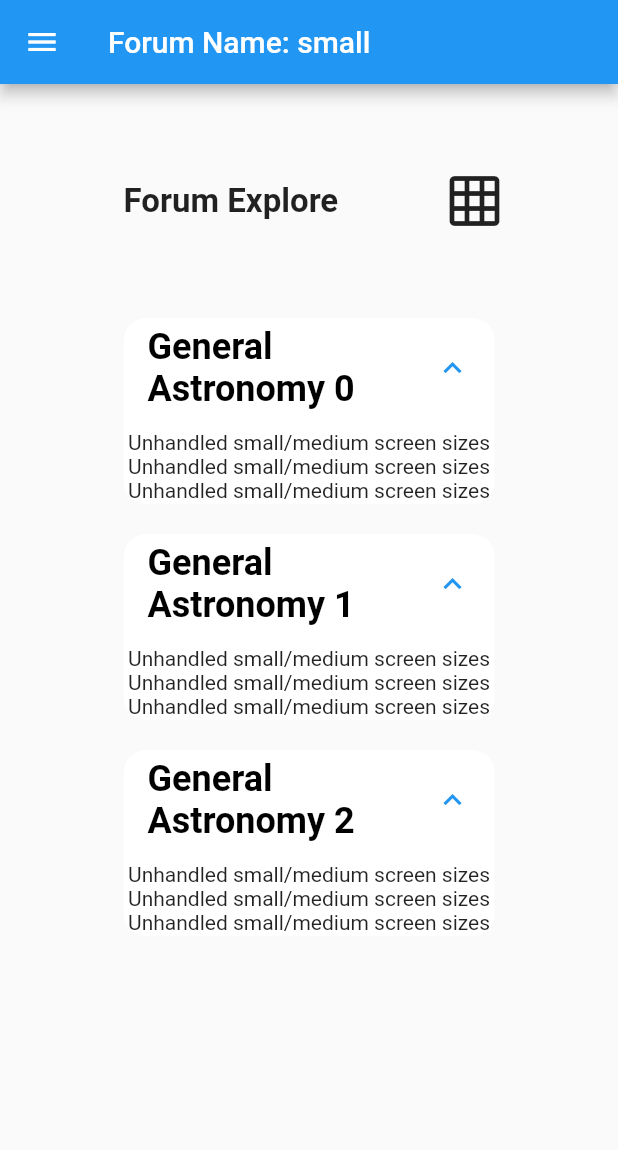
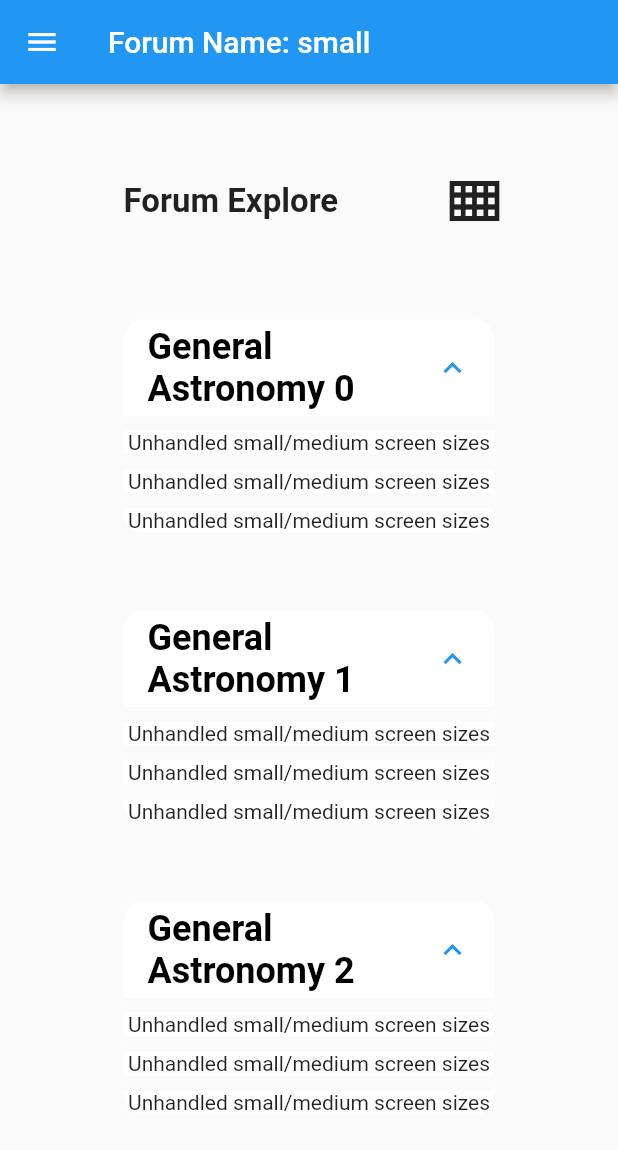
Before and after one commit to fatduckling/a-modern-forum-ui, a Flutter app: the screen it shows after launch, on a phone screen of 412 x 824 dp. Shown: the top 1150 px of the screen. Run offline on Flutter 3.47's test engine with Material 2 defaults, Android fonts, the phone set to English and light mode, and no system bars; missing offline and left inert: flutter_portal, outline_search_bar.

Commit message:
Updated explore page

```diff
--- a/lib/routes/explore.dart
+++ b/lib/routes/explore.dart
@@ -1,14 +1,23 @@
-import 'package:a_modern_forum_project/widgets/collapsed_subforum/responsive_collapsed_subforum.dart';
+import 'package:a_modern_forum_project/widgets/compact_subforum/responsive_compact_subforum.dart';
+import 'package:a_modern_forum_project/widgets/expanded_subforum/responsive_expanded_subforum.dart';
 import 'package:a_modern_forum_project/widgets/scaffold/main_scaffold.dart';
 import 'package:a_modern_forum_project/widgets/text/h1.dart';
 import 'package:flutter/material.dart';
-import 'package:flutter/painting.dart';
 
-class ExploreRoute extends StatelessWidget {
+class ExploreRoute extends StatefulWidget {
   const ExploreRoute({Key? key}) : super(key: key);
 
   @override
+  _ExploreRoute createState() => _ExploreRoute();
+}
+
+class _ExploreRoute extends State<ExploreRoute> {
+  /// Whether to show the compact view or the expanded view
+  bool _isCompact = false;
+
+  @override
   Widget build(BuildContext context) {
+    final ThemeData themeData = ThemeData();
     return MainScaffold(
         child: Column(mainAxisAlignment: MainAxisAlignment.start, children: [
       const SizedBox(
@@ -26,8 +35,14 @@ class ExploreRoute extends StatelessWidget {
                     alignment: Alignment.centerRight,
                     child: IconButton(
                       iconSize: 40,
-                  icon: const Icon(Icons.grid_on),
-                  onPressed: () {},
+                  icon: Icon(_isCompact
+                      ? Icons.view_comfortable_outlined
+                      : Icons.view_compact_outlined),
+                  onPressed: () {
+                    setState(() {
+                      _isCompact = !_isCompact;
+                    });
+                  },
                 ),
                   )),
               const Spacer(
@@ -36,7 +51,7 @@ class ExploreRoute extends StatelessWidget {
             ],
           ),
           const SizedBox(
-        height: 30,
+            height: 40,
       ),
           Row(
             children: [
@@ -51,22 +66,28 @@ class ExploreRoute extends StatelessWidget {
                       physics: const NeverScrollableScrollPhysics(),
                       itemCount: 3,
                       itemBuilder: (context, index) {
-                    return Column(children: [
+                    return Column(
+                      children: [
                         const SizedBox(
-                        height: 20,
+                          height: 10,
                         ),
                         Card(
+                          color: Colors.white,
                           elevation: 0,
                           shape: RoundedRectangleBorder(
-                          borderRadius: BorderRadius.circular(15),
-                        ),
+                              side: const BorderSide(
+                                  color: Colors.transparent,
+                                  width: 0,
+                                  style: BorderStyle.none),
+                              borderRadius: BorderRadius.circular(15)),
                           clipBehavior: Clip.antiAlias,
                           margin: EdgeInsets.zero,
-                        color: Colors.white,
                           child: Theme(
-                            data: ThemeData()
-                                .copyWith(dividerColor: Colors.transparent),
+                              data: themeData.copyWith(
+                                  dividerColor:
+                                      themeData.scaffoldBackgroundColor),
                               child: ExpansionTile(
+                                collapsedBackgroundColor: Colors.white,
                                 initiallyExpanded: true,
                                 title: Text(
                                   'General Astronomy $index',
@@ -75,17 +96,42 @@ class ExploreRoute extends StatelessWidget {
                                       fontSize: 24,
                                       color: Colors.black),
                                 ),
-                              children: const <Widget>[
+                                children: <Widget>[
                                   SizedBox(
                                     height: 10,
+                                    child: Container(
+                                      color: themeData.scaffoldBackgroundColor,
                                     ),
-                                ResponsiveCollapsedSubforum(),
-                                ResponsiveCollapsedSubforum(),
-                                ResponsiveCollapsedSubforum(),
+                                  ),
+                                  _isCompact
+                                      ? const ResponsiveCompactSubforum()
+                                      : const ResponsiveExpandedSubforum(),
+                                  SizedBox(
+                                    height: 10,
+                                    child: Container(
+                                      color: themeData.scaffoldBackgroundColor,
+                                    ),
+                                  ),
+                                  _isCompact
+                                      ? const ResponsiveCompactSubforum()
+                                      : const ResponsiveExpandedSubforum(),
+                                  SizedBox(
+                                    height: 10,
+                                    child: Container(
+                                      color: themeData.scaffoldBackgroundColor,
+                                    ),
+                                  ),
+                                  _isCompact
+                                      ? const ResponsiveCompactSubforum()
+                                      : const ResponsiveExpandedSubforum(),
                                 ],
                               )),
-                      )
-                    ]);
+                        ),
+                        const SizedBox(
+                          height: 40,
+                        ),
+                      ],
+                    );
                   })),
               const Spacer(
                 flex: 2,
--- a/lib/widgets/collapsed_subforum/responsive_collapsed_subforum.dart
+++ /dev/null
@@ -1,26 +0,0 @@
-import 'package:a_modern_forum_project/utils/responsive_display.dart';
-import 'package:a_modern_forum_project/widgets/collapsed_subforum/large/large_collapsed_subforum.dart';
-import 'package:flutter/material.dart';
-
-/// Responsive collapsed sub-forum widget
-class ResponsiveCollapsedSubforum extends StatefulWidget {
-  const ResponsiveCollapsedSubforum({Key? key}) : super(key: key);
-
-  @override
-  State<StatefulWidget> createState() => _ResponsiveCollapsedSubforum();
-}
-
-class _ResponsiveCollapsedSubforum extends State<ResponsiveCollapsedSubforum> {
-  @override
-  Widget build(BuildContext context) {
-    ScreenSize screenSize =
-        ResponsiveDisplay.getScreenSizeFromBuildContext(context);
-    switch (screenSize) {
-      case ScreenSize.small:
-      case ScreenSize.medium:
-        return const Center(child: Text("Unhandled small/medium screen sizes"));
-      case ScreenSize.large:
-        return const LargeCollapsedSubforum();
-    }
-  }
-}
--- /dev/null
+++ b/lib/widgets/expanded_subforum/responsive_expanded_subforum.dart
@@ -0,0 +1,21 @@
+import 'package:a_modern_forum_project/utils/responsive_display.dart';
+import 'package:a_modern_forum_project/widgets/expanded_subforum/large/large_expanded_subforum.dart';
+import 'package:flutter/material.dart';
+
+/// Responsive expanded sub-forum widget
+class ResponsiveExpandedSubforum extends StatelessWidget {
+  const ResponsiveExpandedSubforum({Key? key}) : super(key: key);
+
+  @override
+  Widget build(BuildContext context) {
+    ScreenSize screenSize =
+        ResponsiveDisplay.getScreenSizeFromBuildContext(context);
+    switch (screenSize) {
+      case ScreenSize.small:
+      case ScreenSize.medium:
+        return const Center(child: Text("Unhandled small/medium screen sizes"));
+      case ScreenSize.large:
+        return const LargeExpandedSubforum();
+    }
+  }
+}
```
Also changed, not shown: lib/widgets/collapsed_subforum/large/large_collapsed_subforum.dart (deleted, +0 -136 lines), lib/widgets/compact_subforum/large/large_compact_subforum.dart (added, +97 -0 lines), lib/widgets/compact_subforum/responsive_compact_subforum.dart (added, +21 -0 lines), lib/widgets/expanded_subforum/large/large_expanded_subforum.dart (added, +89 -0 lines), lib/widgets/recent_post/recent_post.dart (added, +43 -0 lines). Lines whose indentation alone changed are shown as unchanged.
